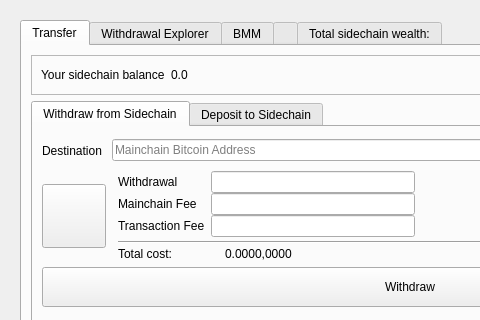
The window that src/qt/forms/sidechainpage.ui (skydogenet/sidechains) describes before a commit, drawn with Qt 5; both pictures show x 0 to 480 and y 0 to 320 of the 820 by 404 pixel window.
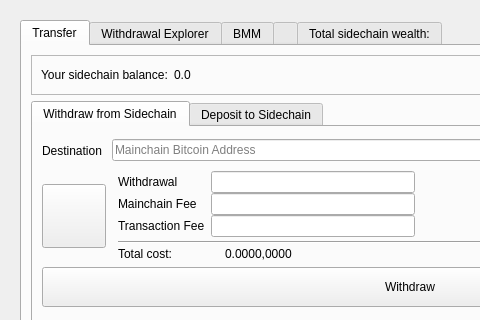
The same window after the commit. Icons and pictures are not drawn. Custom widgets are drawn as their Qt base class.

The edit to the form file:
```diff
--- a/src/qt/forms/sidechainpage.ui
+++ b/src/qt/forms/sidechainpage.ui
@@ -73,7 +73,7 @@
                  </sizepolicy>
                 </property>
                 <property name="text">
-                 <string>Your sidechain balance</string>
+                 <string>Your sidechain balance:</string>
                 </property>
                </widget>
               </item>
```
